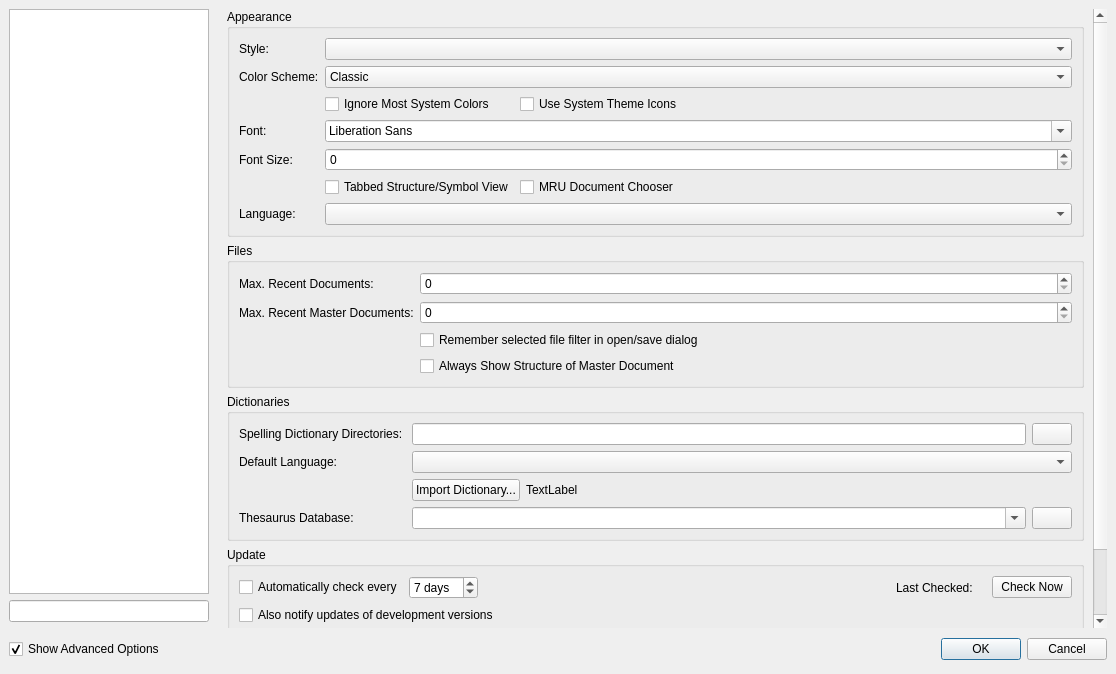
Old version of the form configdialog.ui in the repository texstudio-org/texstudio.
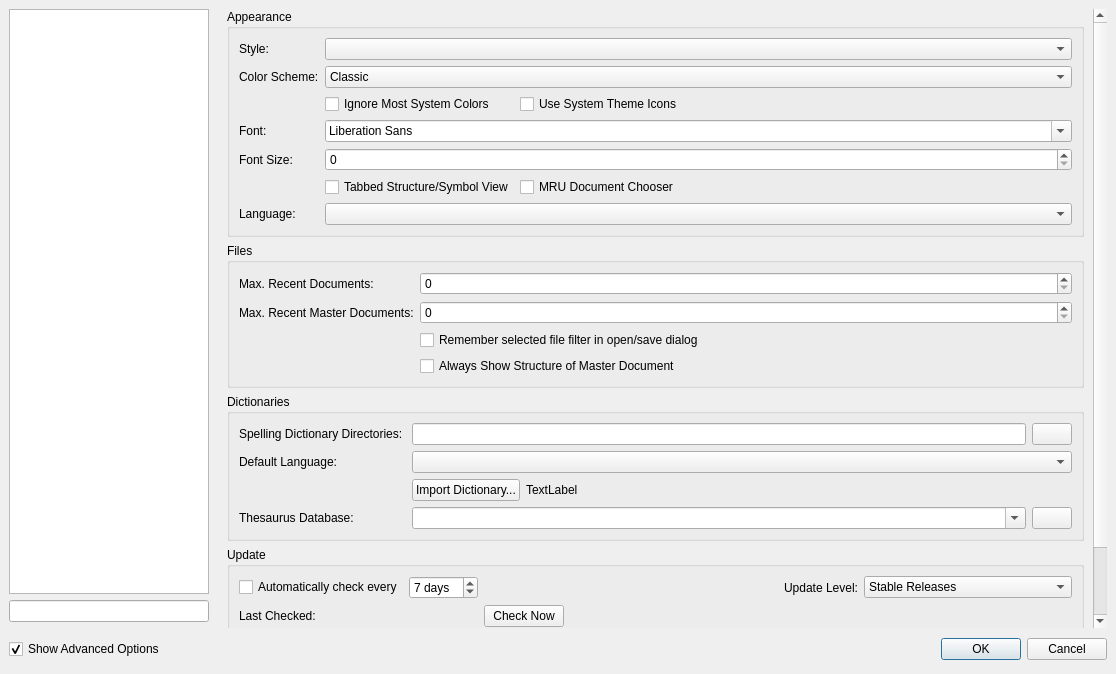
New version of the form. Icons and pictures are not drawn.

Commit message: more granular selection of update notifications: stable / release candidate /development

The edit to the form file:
```diff
--- a/configdialog.ui
+++ b/configdialog.ui
@@ -80,7 +80,7 @@
             <x>0</x>
             <y>0</y>
             <width>863</width>
-            <height>629</height>
+            <height>632</height>
            </rect>
           </property>
           <layout class="QVBoxLayout" name="verticalLayout">
@@ -470,14 +470,78 @@
               <string>Update</string>
              </property>
              <layout class="QGridLayout" name="gridLayout">
-              <item row="0" column="4">
+              <item row="0" column="6">
+               <widget class="QComboBox" name="comboBoxUpdateLevel">
+                <property name="sizePolicy">
+                 <sizepolicy hsizetype="Expanding" vsizetype="Fixed">
+                  <horstretch>0</horstretch>
+                  <verstretch>0</verstretch>
+                 </sizepolicy>
+                </property>
+                <property name="toolTip">
+                 <string>Defines the kinds of update notifications you will receive:
+- Stable Releases: Choose this if stability is most important to you.
+- Release Candidates: Are close to a future release in terms of features and stability. Choose this to get previews of future releases and help us by testing the version before it's been published as an official release. (Stable releases are notifed as well)
+- Development Versions: Contain the latest features, but might be unstable. (Stable releases and release candidates are notified as well).</string>
+                </property>
+                <item>
+                 <property name="text">
+                  <string>Stable Releases</string>
+                 </property>
+                </item>
+                <item>
+                 <property name="text">
+                  <string>Release Candidates</string>
+                 </property>
+                </item>
+                <item>
+                 <property name="text">
+                  <string>Development Versions</string>
+                 </property>
+                </item>
+               </widget>
+              </item>
+              <item row="1" column="4">
+               <spacer name="horizontalSpacer_7">
+                <property name="orientation">
+                 <enum>Qt::Horizontal</enum>
+                </property>
+                <property name="sizeHint" stdset="0">
+                 <size>
+                  <width>40</width>
+                  <height>20</height>
+                 </size>
+                </property>
+               </spacer>
+              </item>
+              <item row="1" column="3">
+               <widget class="QPushButton" name="pushButtonUpdateCheckNow">
+                <property name="text">
+                 <string>Check Now</string>
+                </property>
+               </widget>
+              </item>
+              <item row="0" column="3" colspan="2">
+               <spacer name="horizontalSpacer_4">
+                <property name="orientation">
+                 <enum>Qt::Horizontal</enum>
+                </property>
+                <property name="sizeHint" stdset="0">
+                 <size>
+                  <width>40</width>
+                  <height>20</height>
+                 </size>
+                </property>
+               </spacer>
+              </item>
+              <item row="1" column="1">
                <widget class="QLabel" name="labelUpdateCheckDate">
                 <property name="text">
                  <string notr="true">&lt;checkDate&gt;</string>
                 </property>
                </widget>
               </item>
-              <item row="0" column="3">
+              <item row="1" column="0">
                <widget class="QLabel" name="label_56">
                 <property name="text">
                  <string>Last Checked:</string>
@@ -504,30 +568,10 @@
                 </property>
                </widget>
               </item>
-              <item row="0" column="2">
-               <spacer name="horizontalSpacer_4">
-                <property name="orientation">
-                 <enum>Qt::Horizontal</enum>
-                </property>
-                <property name="sizeHint" stdset="0">
-                 <size>
-                  <width>40</width>
-                  <height>20</height>
-                 </size>
-                </property>
-               </spacer>
-              </item>
               <item row="0" column="5">
-               <widget class="QPushButton" name="pushButtonUpdateCheckNow">
+               <widget class="QLabel" name="label_74">
                 <property name="text">
-                 <string>Check Now</string>
-                </property>
-               </widget>
-              </item>
-              <item row="1" column="0" colspan="6">
-               <widget class="QCheckBox" name="checkBoxAutoUpdateCheckIncludeDevVersion">
-                <property name="text">
-                 <string>Also notify updates of development versions</string>
+                 <string>Update Level:</string>
                 </property>
                </widget>
               </item>
```
Left out of the diff: 4 changed lines with no effect on the pictures. The commit also changes 10 other files.
